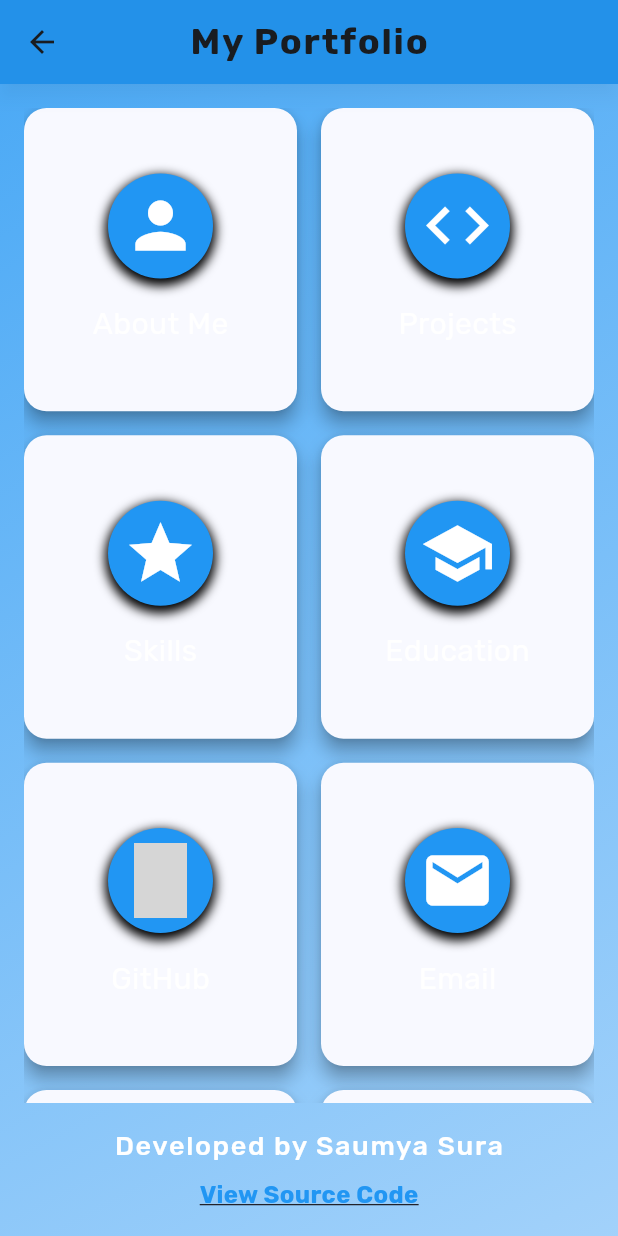
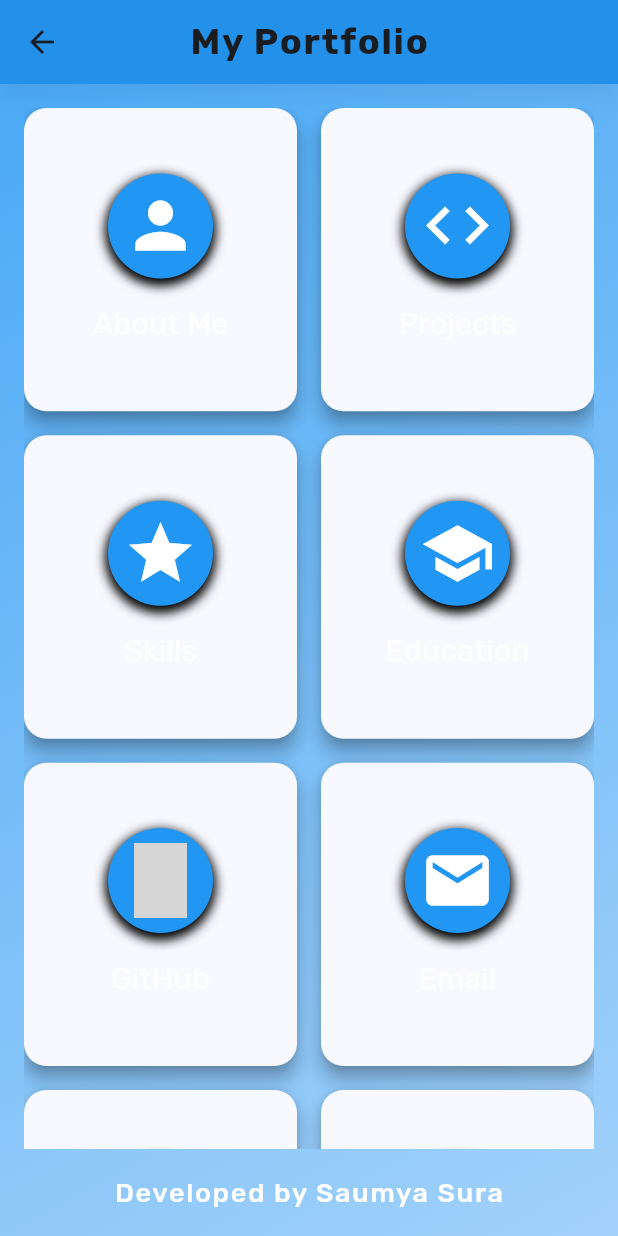
Before and after one commit to Saumya-sura/Saumya-sura-portfolio, a Flutter app: the MobileHomePage screen opened by its route, on a phone screen of 412 x 824 dp. Run offline on Flutter 3.47's test engine with Material 3 defaults, Android fonts, the phone set to English and light mode, and no system bars; our stand-ins replace dio, google_fonts, shimmer, simple_icons; missing offline and left inert: device_frame, starsview; grey boxes are pictures that could not be loaded.

Commit message:
Update LinkedIn link and remove source code section from mobile home page

```diff
--- a/lib/presentation/mobile_screens/mobile_home_page.dart
+++ b/lib/presentation/mobile_screens/mobile_home_page.dart
@@ -140,13 +140,12 @@ class _MobileHomePageState extends State<MobileHomePage>
                                 "https://www.instagram.com/saumyasura/"),
                           );
                         },
-                      ),
-                      LinkIconCard(
-                        title: "Blog",
-                        icon: Icons.article,
+                      ),                      LinkIconCard(
+                        title: "LinkedIn",
+                        icon: SimpleIcons.linkedin,
                         onTap: () {
                           launchUrl(
-                            Uri.parse("https://blog.manangandhi.tech/"),
+                            Uri.parse("https://www.linkedin.com/in/saumya-sura-a73734270/"),
                           );
                         },
                       ),
@@ -178,8 +177,7 @@ class _MobileHomePageState extends State<MobileHomePage>
                   },
                 ),
               ),
-              const SizedBox(height: 16),
-              Text(
+              const SizedBox(height: 16),              Text(
                 "Developed by Saumya Sura",
                 style: TextStyle(
                   fontSize: 18,
@@ -190,23 +188,6 @@ class _MobileHomePageState extends State<MobileHomePage>
                       : Colors.white,
                 ),
               ),
-              const SizedBox(height: 8),
-              GestureDetector(
-                onTap: () {
-                  launchUrl(
-                    Uri.parse("https://github.com/MananGandhi1810/Portfolio-Website"),
-                  );
-                },
-                child: Text(
-                  "View Source Code",
-                  style: TextStyle(
-                    fontSize: 16,
-                    fontWeight: FontWeight.bold,
-                    color: context.watch<ColorProvider>().color,
-                    decoration: TextDecoration.underline,
-                  ),
-                ),
-              ),
             ],
           ),
         ),
```
